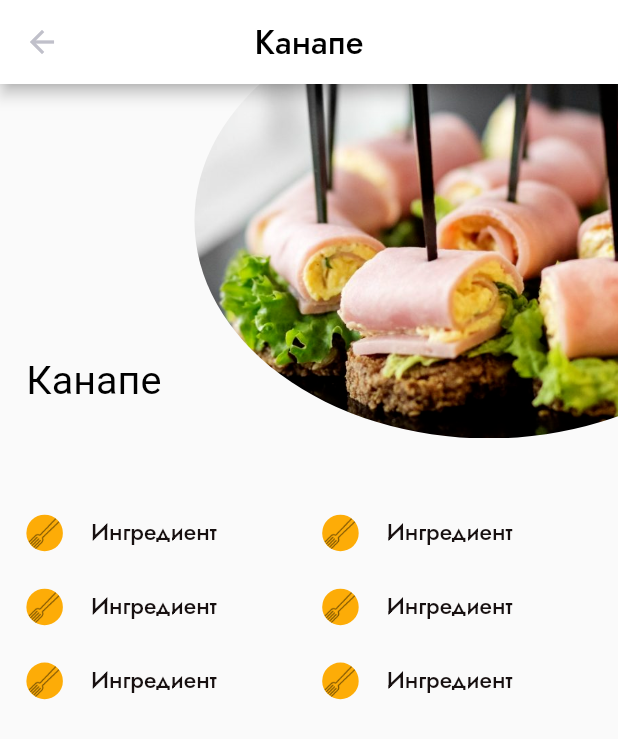
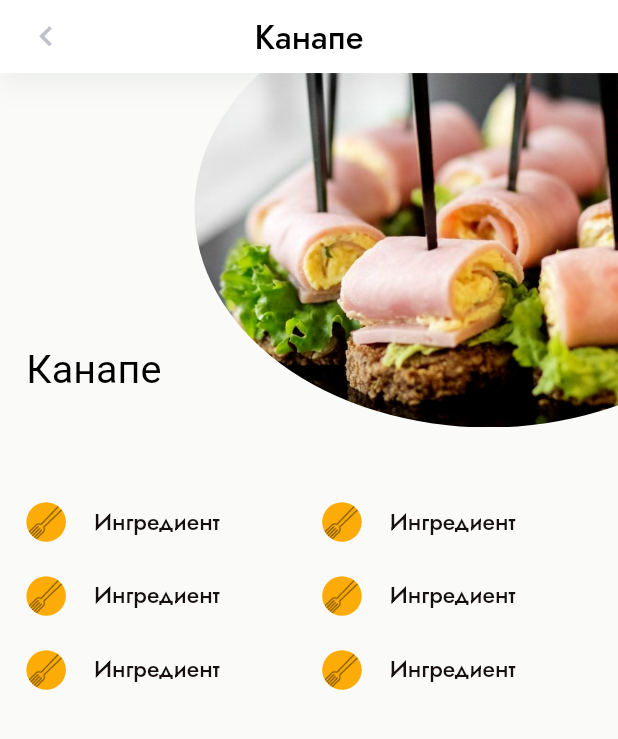
Before and after one commit to IBKnight/BirthdayApp, a Flutter app: the DetailScreen screen opened by its route, on a phone screen of 412 x 824 dp. Shown: the top 739 px of the screen. Run offline on Flutter 3.47's test engine with Material 2 defaults, Android fonts, the phone set to English and light mode, and no system bars; our stand-ins replace flutter_screenutil, go_router, google_fonts; missing offline and left inert: yandex_mapkit; statements that could not run were skipped.

Commit message:
Made a custom appbar; created wishlist and guest list pages, added them to router; added new color

```diff
--- a/lib/common/palette.dart
+++ b/lib/common/palette.dart
@@ -7,4 +7,5 @@ abstract class Palette{
   static const Color darkGreen = Color(0xFF47802B);
   static const Color lightGreen = Color(0xFFF2F8EF);
   static const Color greenishBlack = Color(0xFF171010);
+  static const Color appBarShadow = Color(0x0F0B1620);
 }
--- a/lib/common/router.dart
+++ b/lib/common/router.dart
@@ -1,6 +1,10 @@
-import 'package:birthday_app/feature/presentation/pages/detail_screen.dart';
+import 'package:go_router/go_router.dart';
+
+import 'package:birthday_app/feature/presentation/pages/detail_page.dart';
+import 'package:birthday_app/feature/presentation/pages/guest_list_page.dart';
 import 'package:birthday_app/feature/presentation/pages/home_page.dart';
-import 'package:go_router/go_router.dart';
+import 'package:birthday_app/feature/presentation/pages/wishlist_page.dart';
+
 
 abstract class AppRouter {
   static GoRouter router = GoRouter(
@@ -13,6 +17,14 @@ abstract class AppRouter {
             path: 'details',
             builder: (context, state) => const DetailScreen(), //TODO: реализовать передачу параметров
           ),
+          GoRoute(
+            path: 'wishlist',
+            builder: (context, state) => const WishlistPage(),
+          ),
+          GoRoute(
+            path: 'guest_list',
+            builder: (context, state) => const GuestListPage(),
+          )
         ],
       ),
     ],
--- a/lib/feature/presentation/pages/birthday_app.dart
+++ b/lib/feature/presentation/pages/birthday_app.dart
@@ -1,6 +1,4 @@
-import 'package:birthday_app/common/palette.dart';
 import 'package:birthday_app/common/router.dart';
-import 'package:birthday_app/feature/presentation/pages/app_bar_theme.dart';
 import 'package:flutter/material.dart';
 import 'package:flutter_screenutil/flutter_screenutil.dart';
 import 'package:google_fonts/google_fonts.dart';
@@ -19,9 +17,6 @@ class BirthdayApp extends StatelessWidget {
         routerConfig: AppRouter.router,
         title: 'BirthDay App',
         theme: ThemeData(
-          appBarTheme: AppBarTheme(
-            iconTheme: IconThemeData(color: Palette.lightGrey)
-          ),
           textTheme: GoogleFonts.jostTextTheme(),
         ),
         debugShowCheckedModeBanner: false,
--- a/lib/feature/presentation/pages/detail_screen.dart
+++ b/lib/feature/presentation/pages/detail_page.dart
@@ -1,5 +1,6 @@
 import 'package:birthday_app/common/palette.dart';
 import 'package:birthday_app/feature/domain/entities/card_entity.dart';
+import 'package:birthday_app/feature/presentation/widgets/custom_appbar.dart';
 import 'package:flutter/material.dart';
 import 'package:flutter_screenutil/flutter_screenutil.dart';
 import 'package:google_fonts/google_fonts.dart';
@@ -7,15 +8,17 @@ import 'package:google_fonts/google_fonts.dart';
 class DetailScreen extends StatelessWidget {
   const DetailScreen({Key? key}) : super(key: key);
 
-
-
   @override
   Widget build(BuildContext context) {
     return Scaffold(
-      appBar: AppBar(
-        title: Text("Канапе", style: TextStyle(fontSize: 20.sp, color: Colors.black),),
-        centerTitle: true,
-        backgroundColor: Colors.white,
+      backgroundColor: Color(0xFFFAFBF9),
+      appBar: CustomAppBar(
+        text: "Канапе",
+        leading: Icon(
+          Icons.chevron_left,
+          size: 24.w,
+          color: Palette.lightGrey,
+        ),
       ),
       body: SafeArea(
         child: SingleChildScrollView(
@@ -75,8 +78,8 @@ class DetailScreen extends StatelessWidget {
                               borderRadius: BorderRadius.circular(41.r),
                               child: Image.asset(
                                 'assets/ingredient.png',
-                                width: 24.r,
-                                height: 24.r,
+                                width: 24.w,
+                                height: 24.w,
                                 fit: BoxFit.cover,
                               ),
                             ),
@@ -103,7 +106,8 @@ class DetailScreen extends StatelessWidget {
                         ],
                       );
                     },
-                    gridDelegate: const SliverGridDelegateWithFixedCrossAxisCount(
+                    gridDelegate:
+                        const SliverGridDelegateWithFixedCrossAxisCount(
                       childAspectRatio: 4,
                       crossAxisCount: 2,
                       //mainAxisSpacing: 20.h,
--- a/lib/feature/presentation/pages/home_page.dart
+++ b/lib/feature/presentation/pages/home_page.dart
@@ -1,5 +1,6 @@
 import 'package:flutter/material.dart';
 import 'package:flutter_screenutil/flutter_screenutil.dart';
+import 'package:go_router/go_router.dart';
 import 'package:google_fonts/google_fonts.dart';
 import 'package:url_launcher/url_launcher.dart';
 import 'package:yandex_mapkit/yandex_mapkit.dart';
@@ -50,7 +51,7 @@ class HomePage extends StatelessWidget {
                 child: Row(
                   children: [
                     TextButton(
-                      onPressed: () {},
+                      onPressed: () => context.push('/guest_list'),
                       style: TextButton.styleFrom(
                         minimumSize: Size(156.w, 50.w),
                         backgroundColor: Palette.orange,
@@ -70,7 +71,7 @@ class HomePage extends StatelessWidget {
                       width: 31.w,
                     ),
                     TextButton(
-                      onPressed: () {},
+                      onPressed: () => context.push('/wishlist'),
                       style: TextButton.styleFrom(
                         minimumSize: Size(156.w, 50.w),
                         backgroundColor: Palette.orange,
--- /dev/null
+++ b/lib/feature/presentation/widgets/custom_appbar.dart
@@ -0,0 +1,54 @@
+import 'package:birthday_app/common/palette.dart';
+import 'package:flutter/material.dart';
+import 'package:flutter_screenutil/flutter_screenutil.dart';
+import 'package:go_router/go_router.dart';
+
+class CustomAppBar extends StatelessWidget implements PreferredSizeWidget {
+  CustomAppBar({super.key, this.leading, this.text, this.action});
+
+  final Widget? leading;
+  final String? text;
+  final Widget? action;
+
+  @override
+  Size get preferredSize => Size(double.infinity, 48.h);
+
+  @override
+  Widget build(BuildContext context) {
+    return SafeArea(
+      child: Container(
+        alignment: Alignment.center,
+        padding: EdgeInsets.symmetric(horizontal: 16.w),
+        height: 48.h,
+        decoration: BoxDecoration(
+          color: Colors.white,
+          boxShadow: [
+            BoxShadow(
+              offset: Offset(0, 7.h),
+              blurRadius: 15,
+              color: Palette.appBarShadow,
+            )
+          ],
+        ),
+        child: Row(
+          mainAxisAlignment: MainAxisAlignment.spaceBetween,
+          children: [
+            leading != null
+                ? GestureDetector(child: leading, onTap: () => context.pop())
+                : SizedBox(height: 24.w, width: 24.w),
+            Text(
+              text ?? "",
+              style: TextStyle(
+                  fontSize: 20.sp,
+                  fontWeight: FontWeight.w500,
+                  color: Colors.black),
+            ),
+            action != null
+                ? GestureDetector(child: action, onTap: () {})
+                : SizedBox(height: 24.w, width: 24.w),
+          ],
+        ),
+      ),
+    );
+  }
+}
```
Also changed, not shown: lib/feature/presentation/pages/guest_list_page.dart (added, +23 -0 lines), lib/feature/presentation/pages/wishlist_page.dart (added, +23 -0 lines).
